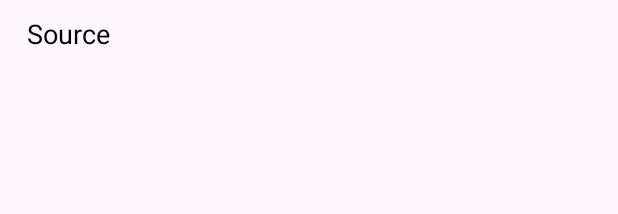
After one commit to ifahimkhan/MVVMArchitecture, an Android app: the layout news_source_item_layout.xml on its own in the app's theme, with its tools: preview values and no code run, on a phone screen of 412 x 824 dp. The commit adds this screen. Shown: the top 214 px of the screen. Run offline under Robolectric (Android 15) with nearby library versions, the phone set to English and light mode, and no system bars.

Commit message:
if applied this commit will Add News Source Activity implementation

```diff
--- a/app/src/main/java/com/example/mvvmarchitecture/di/component/ActivityComponent.kt
+++ b/app/src/main/java/com/example/mvvmarchitecture/di/component/ActivityComponent.kt
@@ -2,6 +2,7 @@ package com.example.mvvmarchitecture.di.component
 
 import com.example.mvvmarchitecture.di.ActivityScope
 import com.example.mvvmarchitecture.di.module.ActivityModule
+import com.example.mvvmarchitecture.ui.newssource.NewsSourcesActivity
 import com.example.mvvmarchitecture.ui.topheadline.TopHeadlineActivity
 import dagger.Component
 
@@ -9,4 +10,5 @@ import dagger.Component
 @Component(dependencies = [ApplicationComponent::class], modules = [ActivityModule::class])
 interface ActivityComponent {
     fun inject(context: TopHeadlineActivity)
+    fun inject(context: NewsSourcesActivity)
 }
--- a/app/src/main/java/com/example/mvvmarchitecture/ui/home/HomeActivity.kt
+++ b/app/src/main/java/com/example/mvvmarchitecture/ui/home/HomeActivity.kt
@@ -4,6 +4,7 @@ import android.os.Bundle
 import androidx.appcompat.app.AppCompatActivity
 import com.example.mvvmarchitecture.databinding.ActivityHomeBinding
 import com.example.mvvmarchitecture.ui.base.BaseActivity
+import com.example.mvvmarchitecture.ui.newssource.NewsSourcesActivity
 import com.example.mvvmarchitecture.ui.topheadline.TopHeadlineActivity
 
 class HomeActivity : BaseActivity() {
@@ -16,5 +17,8 @@ class HomeActivity : BaseActivity() {
         binding.btnTopHeadlines.setOnClickListener {
             TopHeadlineActivity.startActivity(this)
         }
+        binding.btnNewsSources.setOnClickListener {
+            NewsSourcesActivity.startActivity(this)
+        }
     }
 }
--- /dev/null
+++ b/app/src/main/res/layout/news_source_item_layout.xml
@@ -0,0 +1,23 @@
+<?xml version="1.0" encoding="utf-8"?>
+<androidx.constraintlayout.widget.ConstraintLayout xmlns:android="http://schemas.android.com/apk/res/android"
+    xmlns:app="http://schemas.android.com/apk/res-auto"
+    xmlns:tools="http://schemas.android.com/tools"
+    android:layout_width="match_parent"
+    android:layout_height="wrap_content"
+    android:background="?android:attr/selectableItemBackground">
+
+
+    <androidx.appcompat.widget.AppCompatTextView
+        android:id="@+id/textViewSource"
+        android:layout_width="fill_parent"
+        android:layout_height="wrap_content"
+        android:layout_margin="8dp"
+        android:maxLines="2"
+        android:textColor="@android:color/black"
+        android:textSize="18sp"
+        android:padding="10dp"
+        app:layout_constraintBottom_toBottomOf="parent"
+        app:layout_constraintStart_toStartOf="parent"
+        tools:text="Source" />
+
+</androidx.constraintlayout.widget.ConstraintLayout>
```
Also changed, not shown: app/src/main/java/com/example/mvvmarchitecture/di/module/ActivityModule.kt (+14 -1 lines), app/src/main/java/com/example/mvvmarchitecture/ui/newssource/NewsSourceAdapter.kt (added, +42 -0 lines), app/src/main/java/com/example/mvvmarchitecture/ui/newssource/NewsSourceViewModel.kt (added, +38 -0 lines), app/src/main/java/com/example/mvvmarchitecture/ui/newssource/NewsSourcesActivity.kt (+85 -3 lines).
